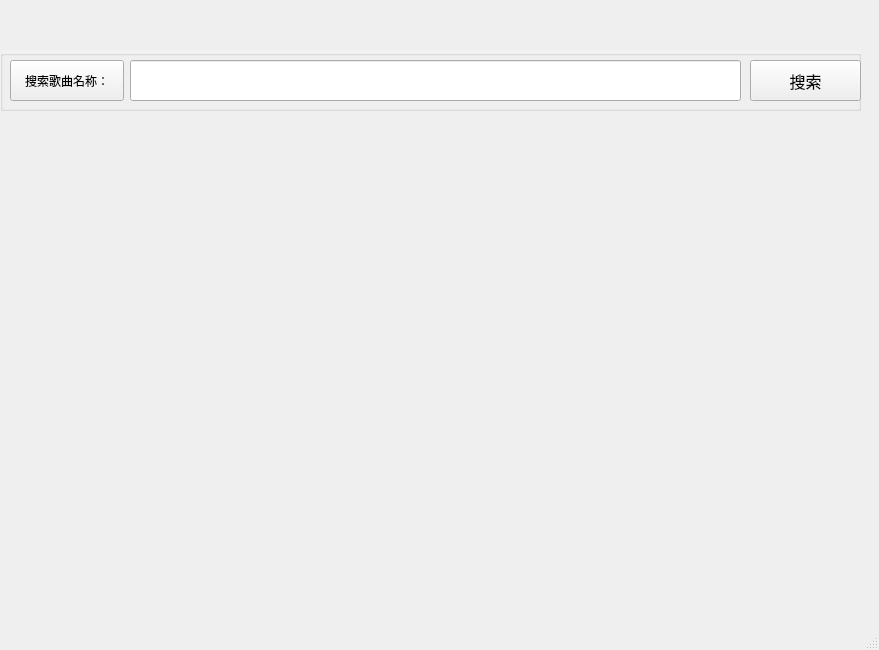
This is onlinemusicwidget.ui in MengFanjun020906/OnlineMusic as Qt 5 draws it before an edit. The edited form follows.
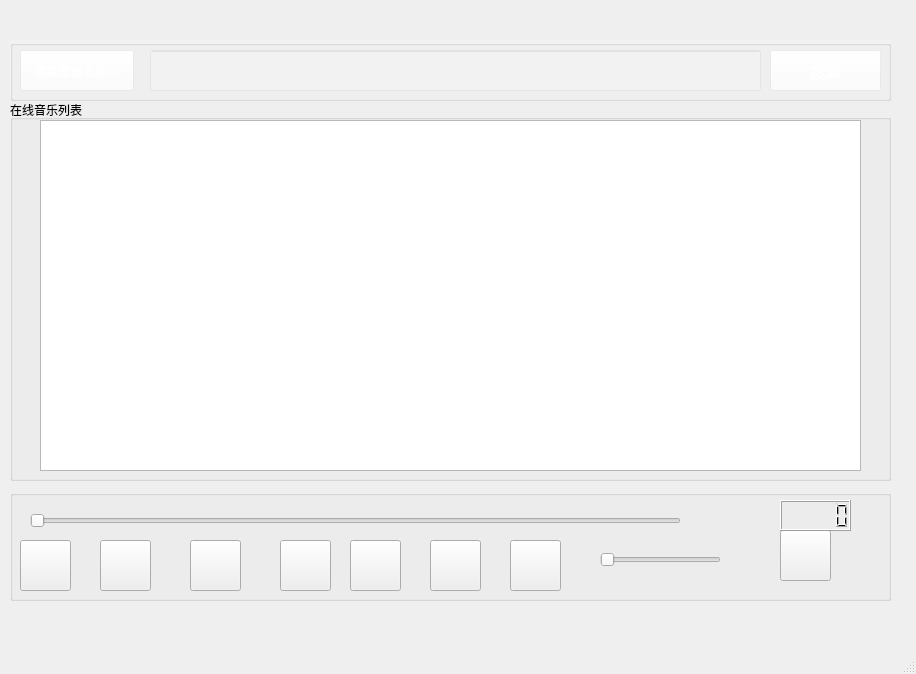
This is the edited form. Icons and pictures are not drawn.

The edit to the form file:
```diff
--- a/onlinemusicwidget.ui
+++ b/onlinemusicwidget.ui
@@ -6,67 +6,20 @@
    <rect>
     <x>0</x>
     <y>0</y>
-    <width>879</width>
-    <height>650</height>
+    <width>916</width>
+    <height>674</height>
    </rect>
   </property>
   <property name="windowTitle">
    <string>OnlineMusicWidget</string>
   </property>
   <widget class="QWidget" name="centralwidget">
-   <widget class="QPushButton" name="pushButton">
-    <property name="geometry">
-     <rect>
-      <x>10</x>
-      <y>60</y>
-      <width>114</width>
-      <height>41</height>
-     </rect>
-    </property>
-    <property name="text">
-     <string>搜索歌曲名称：</string>
-    </property>
-   </widget>
-   <widget class="QLineEdit" name="lineEdit">
-    <property name="geometry">
-     <rect>
-      <x>130</x>
-      <y>60</y>
-      <width>611</width>
-      <height>41</height>
-     </rect>
-    </property>
-    <property name="font">
-     <font>
-      <pointsize>11</pointsize>
-      <bold>true</bold>
-     </font>
-    </property>
-   </widget>
-   <widget class="QPushButton" name="pushButton_2">
-    <property name="geometry">
-     <rect>
-      <x>750</x>
-      <y>60</y>
-      <width>111</width>
-      <height>41</height>
-     </rect>
-    </property>
-    <property name="font">
-     <font>
-      <pointsize>12</pointsize>
-     </font>
-    </property>
-    <property name="text">
-     <string>搜索</string>
-    </property>
-   </widget>
    <widget class="QGroupBox" name="groupBox">
     <property name="geometry">
      <rect>
-      <x>0</x>
-      <y>50</y>
-      <width>861</width>
+      <x>10</x>
+      <y>40</y>
+      <width>881</width>
       <height>61</height>
      </rect>
     </property>
@@ -77,6 +30,260 @@
     <property name="title">
      <string/>
     </property>
+    <widget class="QPushButton" name="pushButton_SearchSong">
+     <property name="geometry">
+      <rect>
+       <x>760</x>
+       <y>10</y>
+       <width>111</width>
+       <height>41</height>
+      </rect>
+     </property>
+     <property name="font">
+      <font>
+       <pointsize>12</pointsize>
+      </font>
+     </property>
+     <property name="text">
+      <string>搜索</string>
+     </property>
+    </widget>
+    <widget class="QLineEdit" name="lineEdit_InputSong">
+     <property name="geometry">
+      <rect>
+       <x>140</x>
+       <y>10</y>
+       <width>611</width>
+       <height>41</height>
+      </rect>
+     </property>
+     <property name="font">
+      <font>
+       <pointsize>11</pointsize>
+       <bold>true</bold>
+      </font>
+     </property>
+    </widget>
+    <widget class="QPushButton" name="pushButton_St">
+     <property name="geometry">
+      <rect>
+       <x>10</x>
+       <y>10</y>
+       <width>114</width>
+       <height>41</height>
+      </rect>
+     </property>
+     <property name="text">
+      <string>搜索歌曲名称：</string>
+     </property>
+     <property name="autoDefault">
+      <bool>false</bool>
+     </property>
+    </widget>
+   </widget>
+   <widget class="QGroupBox" name="groupBox_2">
+    <property name="geometry">
+     <rect>
+      <x>10</x>
+      <y>100</y>
+      <width>881</width>
+      <height>381</height>
+     </rect>
+    </property>
+    <property name="title">
+     <string>在线音乐列表</string>
+    </property>
+    <widget class="QPlainTextEdit" name="plainTextEdit_SongList">
+     <property name="geometry">
+      <rect>
+       <x>30</x>
+       <y>20</y>
+       <width>821</width>
+       <height>351</height>
+      </rect>
+     </property>
+    </widget>
+   </widget>
+   <widget class="QSlider" name="horizontalSlider_PlayProgress">
+    <property name="geometry">
+     <rect>
+      <x>30</x>
+      <y>510</y>
+      <width>651</width>
+      <height>22</height>
+     </rect>
+    </property>
+    <property name="orientation">
+     <enum>Qt::Horizontal</enum>
+    </property>
+   </widget>
+   <widget class="QLCDNumber" name="lcdNumber_PlayTime">
+    <property name="geometry">
+     <rect>
+      <x>780</x>
+      <y>500</y>
+      <width>71</width>
+      <height>31</height>
+     </rect>
+    </property>
+   </widget>
+   <widget class="QGroupBox" name="groupBox_3">
+    <property name="geometry">
+     <rect>
+      <x>10</x>
+      <y>490</y>
+      <width>881</width>
+      <height>111</height>
+     </rect>
+    </property>
+    <property name="title">
+     <string/>
+    </property>
+    <widget class="QSlider" name="horizontalSlider_Volume">
+     <property name="geometry">
+      <rect>
+       <x>590</x>
+       <y>60</y>
+       <width>121</width>
+       <height>20</height>
+      </rect>
+     </property>
+     <property name="orientation">
+      <enum>Qt::Horizontal</enum>
+     </property>
+    </widget>
+    <widget class="QPushButton" name="pushButton_PlaySong">
+     <property name="geometry">
+      <rect>
+       <x>90</x>
+       <y>50</y>
+       <width>51</width>
+       <height>51</height>
+      </rect>
+     </property>
+     <property name="text">
+      <string/>
+     </property>
+     <property name="icon">
+      <iconset resource="images.qrc">
+       <normaloff>:/new/prefix1/Images/MPlay.png</normaloff>:/new/prefix1/Images/MPlay.png</iconset>
+     </property>
+    </widget>
+    <widget class="QPushButton" name="pushButton_PauseSong">
+     <property name="geometry">
+      <rect>
+       <x>180</x>
+       <y>50</y>
+       <width>51</width>
+       <height>51</height>
+      </rect>
+     </property>
+     <property name="text">
+      <string/>
+     </property>
+     <property name="icon">
+      <iconset resource="images.qrc">
+       <normaloff>:/new/prefix1/Images/pase-hover.png</normaloff>:/new/prefix1/Images/pase-hover.png</iconset>
+     </property>
+    </widget>
+    <widget class="QPushButton" name="pushButton_StopPlaySong">
+     <property name="geometry">
+      <rect>
+       <x>270</x>
+       <y>50</y>
+       <width>51</width>
+       <height>51</height>
+      </rect>
+     </property>
+     <property name="text">
+      <string/>
+     </property>
+    </widget>
+    <widget class="QPushButton" name="pushButton_AddSong">
+     <property name="geometry">
+      <rect>
+       <x>10</x>
+       <y>50</y>
+       <width>51</width>
+       <height>51</height>
+      </rect>
+     </property>
+     <property name="text">
+      <string/>
+     </property>
+     <property name="icon">
+      <iconset resource="images.qrc">
+       <normaloff>:/new/prefix1/Images/MOpenSong.png</normaloff>:/new/prefix1/Images/MOpenSong.png</iconset>
+     </property>
+    </widget>
+    <widget class="QPushButton" name="pushButton_PreviousSong">
+     <property name="geometry">
+      <rect>
+       <x>340</x>
+       <y>50</y>
+       <width>51</width>
+       <height>51</height>
+      </rect>
+     </property>
+     <property name="text">
+      <string/>
+     </property>
+     <property name="icon">
+      <iconset resource="images.qrc">
+       <normaloff>:/new/prefix1/Images/MStops.png</normaloff>:/new/prefix1/Images/MStops.png</iconset>
+     </property>
+    </widget>
+    <widget class="QPushButton" name="pushButton_NextSong">
+     <property name="geometry">
+      <rect>
+       <x>420</x>
+       <y>50</y>
+       <width>51</width>
+       <height>51</height>
+      </rect>
+     </property>
+     <property name="text">
+      <string/>
+     </property>
+     <property name="icon">
+      <iconset resource="images.qrc">
+       <normaloff>:/new/prefix1/Images/pre-hover.png</normaloff>:/new/prefix1/Images/pre-hover.png</iconset>
+     </property>
+    </widget>
+    <widget class="QPushButton" name="pushButton_NextSong_2">
+     <property name="geometry">
+      <rect>
+       <x>500</x>
+       <y>50</y>
+       <width>51</width>
+       <height>51</height>
+      </rect>
+     </property>
+     <property name="text">
+      <string/>
+     </property>
+     <property name="icon">
+      <iconset resource="images.qrc">
+       <normaloff>:/new/prefix1/Images/next-hover.png</normaloff>:/new/prefix1/Images/next-hover.png</iconset>
+     </property>
+    </widget>
+    <widget class="QPushButton" name="pushButton_SoundYesNo">
+     <property name="geometry">
+      <rect>
+       <x>770</x>
+       <y>40</y>
+       <width>51</width>
+       <height>51</height>
+      </rect>
+     </property>
+     <property name="text">
+      <string/>
+     </property>
+     <property name="icon">
+      <iconset resource="images.qrc">
+       <normaloff>:/new/prefix1/Images/MSound.png</normaloff>:/new/prefix1/Images/MSound.png</iconset>
+     </property>
+    </widget>
    </widget>
    <widget class="QWidget" name="">
     <property name="geometry">
@@ -89,7 +296,7 @@
     </property>
     <layout class="QHBoxLayout" name="horizontalLayout">
      <item>
-      <widget class="QPushButton" name="pushButton_Min">
+      <widget class="QPushButton" name="pushButton_About">
        <property name="styleSheet">
         <string notr="true">QPushButton
 {
@@ -173,20 +380,21 @@
      </item>
     </layout>
    </widget>
-   <zorder>pushButton_Min</zorder>
+   <zorder>groupBox_3</zorder>
+   <zorder>groupBox_2</zorder>
+   <zorder>pushButton_About</zorder>
    <zorder>pushButton_CUi</zorder>
    <zorder>pushButton_Close</zorder>
    <zorder>groupBox</zorder>
-   <zorder>pushButton</zorder>
-   <zorder>pushButton_2</zorder>
-   <zorder>lineEdit</zorder>
+   <zorder>horizontalSlider_PlayProgress</zorder>
+   <zorder>lcdNumber_PlayTime</zorder>
   </widget>
   <widget class="QMenuBar" name="menubar">
    <property name="geometry">
     <rect>
      <x>0</x>
      <y>0</y>
-     <width>879</width>
+     <width>916</width>
      <height>25</height>
     </rect>
    </property>
```
